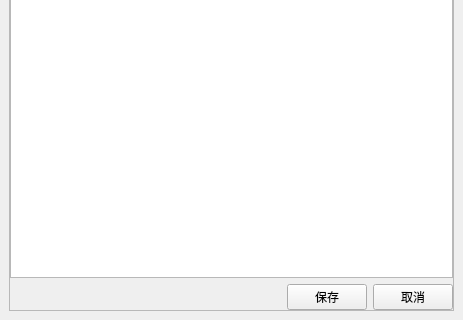
This is src/NeoToolKits/UI/Form/DBScriptTestItemsEditorPopDialog.ui in JaneYih/QT_NeoToolKits as Qt 5 draws it before an edit; both pictures show x 0 to 463 and y 246 to 566 of the 463 by 566 pixel window. The edited form follows.
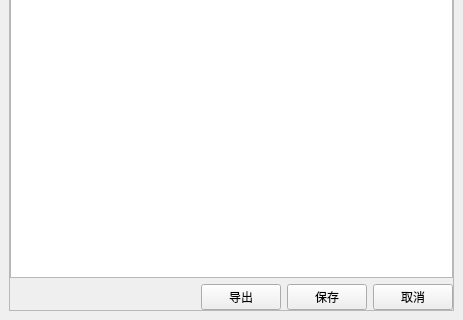
This is the edited form.

Commit message: 测试项编辑工具：增加将测试项列表导出到EXCEL文档的功能

```diff
--- a/src/NeoToolKits/UI/Form/DBScriptTestItemsEditorPopDialog.ui
+++ b/src/NeoToolKits/UI/Form/DBScriptTestItemsEditorPopDialog.ui
@@ -121,6 +121,13 @@
           </property>
          </spacer>
         </item>
+        <item>
+         <widget class="QPushButton" name="btn_export">
+          <property name="text">
+           <string>导出</string>
+          </property>
+         </widget>
+        </item>
         <item>
          <widget class="QPushButton" name="btn_ok">
           <property name="text">
```
The commit also changes 5 other files.
